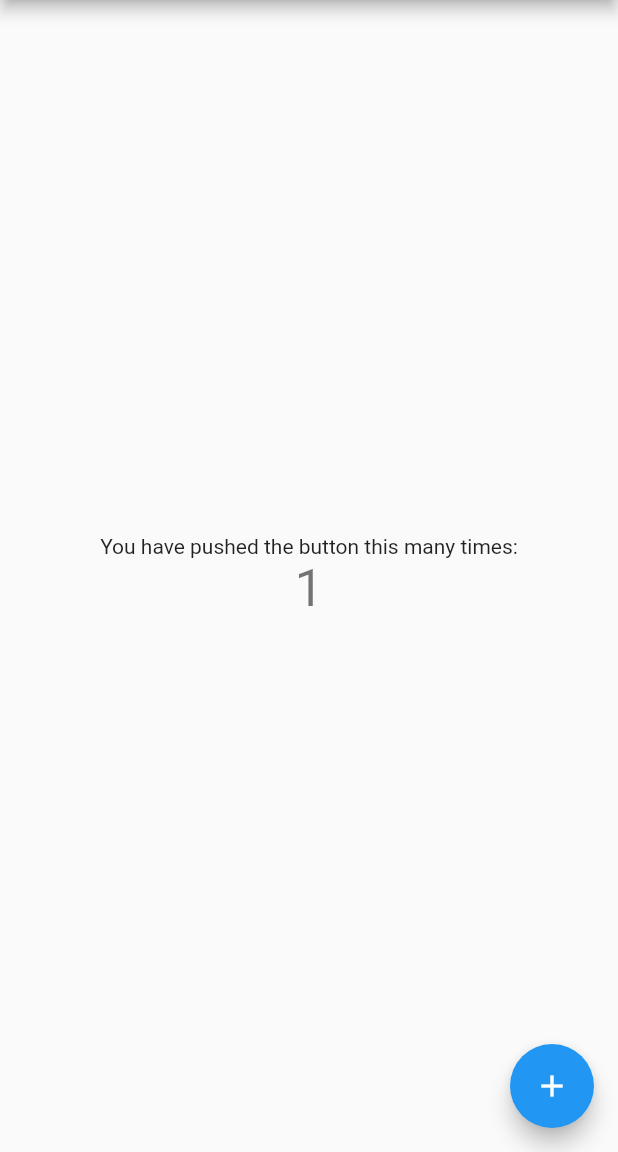
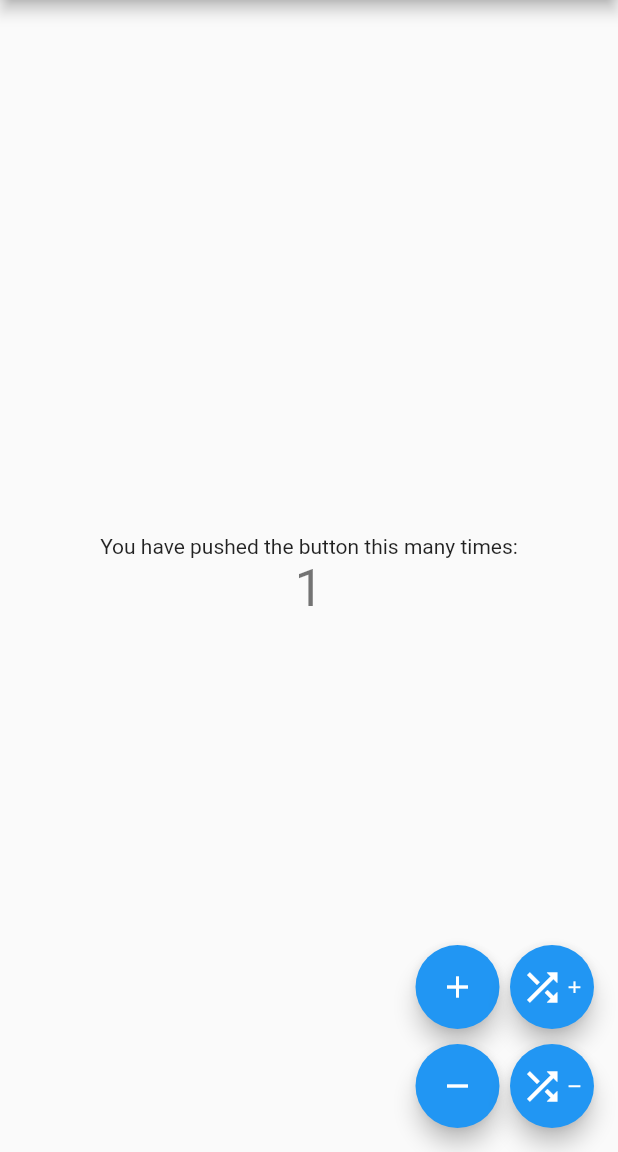
Before and after one commit to yash-dxt/counter-provider-flutter, a Flutter app: the screen it shows after launch, after a tap on the "add" icon, on a phone screen of 412 x 824 dp, the part 84-1236 px from its top. Run offline on Flutter 3.47's test engine with Material 2 defaults, Android fonts, the phone set to English and light mode, and no system bars.

```diff
--- /dev/null
+++ b/lib/counter_data.dart
@@ -0,0 +1,30 @@
+import 'package:flutter/material.dart';
+import 'dart:math';
+
+
+class CounterData extends ChangeNotifier {
+  Random _random = Random();
+  int _counter = 0;
+
+  int get counter => _counter;
+
+  void increment() {
+    _counter++;
+    notifyListeners();
+  }
+  void decrement(){
+    _counter--;
+    notifyListeners();
+  }
+  void shuffleIncrement(){
+    _counter+= _random.nextInt(3) +1;
+    notifyListeners();
+
+
+  }
+  void shuffleDecrement(){
+    _counter-= _random.nextInt(3) +1;
+    notifyListeners();
+
+  }
+}
--- a/lib/main.dart
+++ b/lib/main.dart
@@ -1,4 +1,6 @@
+import 'package:counterprovider/counter_data.dart';
 import 'package:flutter/material.dart';
+import 'package:provider/provider.dart';
 
 void main() {
   runApp(MyApp());
@@ -8,97 +10,116 @@ class MyApp extends StatelessWidget {
   // This widget is the root of your application.
   @override
   Widget build(BuildContext context) {
-    return MaterialApp(
-      title: 'Flutter Demo',
+    return ChangeNotifierProvider(
+      create: (_) => CounterData(),
+      child: MaterialApp(
+        title: 'Flutter Demo with Provider',
         theme: ThemeData(
-        // This is the theme of your application.
-        //
-        // Try running your application with "flutter run". You'll see the
-        // application has a blue toolbar. Then, without quitting the app, try
-        // changing the primarySwatch below to Colors.green and then invoke
-        // "hot reload" (press "r" in the console where you ran "flutter run",
-        // or simply save your changes to "hot reload" in a Flutter IDE).
-        // Notice that the counter didn't reset back to zero; the application
-        // is not restarted.
           primarySwatch: Colors.blue,
-        // This makes the visual density adapt to the platform that you run
-        // the app on. For desktop platforms, the controls will be smaller and
-        // closer together (more dense) than on mobile platforms.
           visualDensity: VisualDensity.adaptivePlatformDensity,
         ),
         home: MyHomePage(title: 'Flutter Demo Home Page'),
+      ),
     );
   }
 }
 
-class MyHomePage extends StatefulWidget {
+class MyHomePage extends StatelessWidget {
   MyHomePage({Key key, this.title}) : super(key: key);
-
-  // This widget is the home page of your application. It is stateful, meaning
-  // that it has a State object (defined below) that contains fields that affect
-  // how it looks.
-
-  // This class is the configuration for the state. It holds the values (in this
-  // case the title) provided by the parent (in this case the App widget) and
-  // used by the build method of the State. Fields in a Widget subclass are
-  // always marked "final".
-
   final String title;
 
   @override
-  _MyHomePageState createState() => _MyHomePageState();
-}
-
-class _MyHomePageState extends State<MyHomePage> {
-  int _counter = 0;
-
-  void _incrementCounter() {
-    setState(() {
-      // This call to setState tells the Flutter framework that something has
-      // changed in this State, which causes it to rerun the build method below
-      // so that the display can reflect the updated values. If we changed
-      // _counter without calling setState(), then the build method would not be
-      // called again, and so nothing would appear to happen.
-      _counter++;
-    });
-  }
-
-  @override
   Widget build(BuildContext context) {
-    // This method is rerun every time setState is called, for instance as done
-    // by the _incrementCounter method above.
-    //
-    // The Flutter framework has been optimized to make rerunning build methods
-    // fast, so that you can just rebuild anything that needs updating rather
-    // than having to individually change instances of widgets.
+    return Consumer<CounterData>(
+      builder: (context, counterData, child) {
         return Scaffold(
           appBar: AppBar(
-        // Here we take the value from the MyHomePage object that was created by
-        // the App.build method, and use it to set our appbar title.
-        title: Text(widget.title),
+            title: Text(title),
           ),
           body: Center(
-        // Center is a layout widget. It takes a single child and positions it
-        // in the middle of the parent.
             child: Column(
-
               mainAxisAlignment: MainAxisAlignment.center,
               children: <Widget>[
                 Text(
                   'You have pushed the button this many times:',
                 ),
                 Text(
-              '$_counter',
+                  '${counterData.counter}',
                   style: Theme.of(context).textTheme.headline4,
                 ),
               ],
             ),
           ),
-      floatingActionButton: FloatingActionButton(
-        onPressed: _incrementCounter,
+          floatingActionButton: Column(
+            mainAxisAlignment: MainAxisAlignment.end,
+            children: <Widget>[
+              Row(
+                mainAxisAlignment: MainAxisAlignment.end,
+                children: <Widget>[
+                  FloatingActionButton(
+                    onPressed: () {
+                      counterData.increment();
+                    },
                     tooltip: 'Increment',
                     child: Icon(Icons.add),
                   ),
+                  SizedBox(
+                    width: 7,
+                  ),
+                  FloatingActionButton(
+                    onPressed: () {
+                      counterData.shuffleIncrement();
+                    },
+                    tooltip: 'Shuffle Increment',
+                    child: Row(
+                      mainAxisAlignment: MainAxisAlignment.center,
+                      children: <Widget>[
+                        Icon(Icons.shuffle, size: 30),
+                        Icon(
+                          Icons.add,
+                          size: 13,
+                        ),
+                      ],
+                    ),
+                  ),
+                ],
+              ),
+              SizedBox(height: 10),
+              Row(
+                mainAxisAlignment: MainAxisAlignment.end,
+                children: <Widget>[
+                  FloatingActionButton(
+                    onPressed: () {
+                      counterData.decrement();
+                    },
+                    tooltip: 'Decrement',
+                    child: Icon(Icons.remove),
+                  ),
+                  SizedBox(
+                    width: 7,
+                  ),
+                  FloatingActionButton(
+                    onPressed: () {
+                      counterData.shuffleDecrement();
+                    },
+                    tooltip: 'Shuffle decrement',
+                    child: Row(
+                      mainAxisAlignment: MainAxisAlignment.center,
+                      children: <Widget>[
+                        Icon(Icons.shuffle, size: 30),
+                        Icon(
+                          Icons.remove,
+                          size: 13,
+                        ),
+                      ],
+                    ),
+                  ),
+                ],
+              ),
+            ],
+          ),
+        );
+      },
     );
   }
 }
--- a/pubspec.yaml
+++ b/pubspec.yaml
@@ -23,6 +23,8 @@ environment:
 dependencies:
   flutter:
     sdk: flutter
+  provider: ^4.1.3
+
 
 
   # The following adds the Cupertino Icons font to your application.
```
Also changed, not shown: pubspec.lock. Lines whose indentation alone changed are shown as unchanged.
